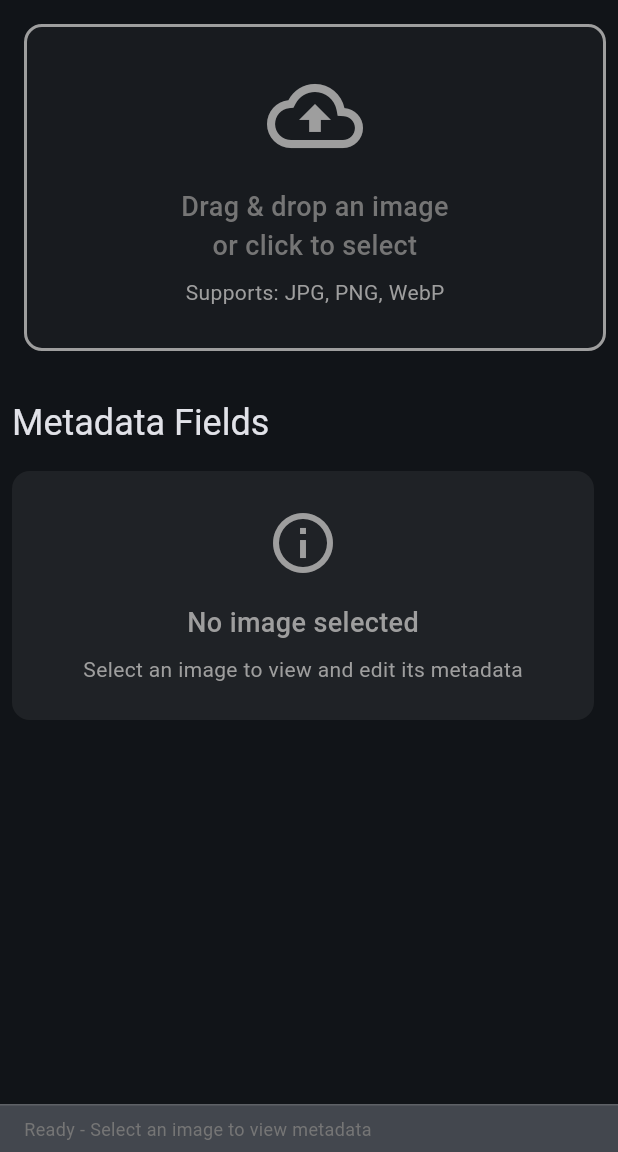
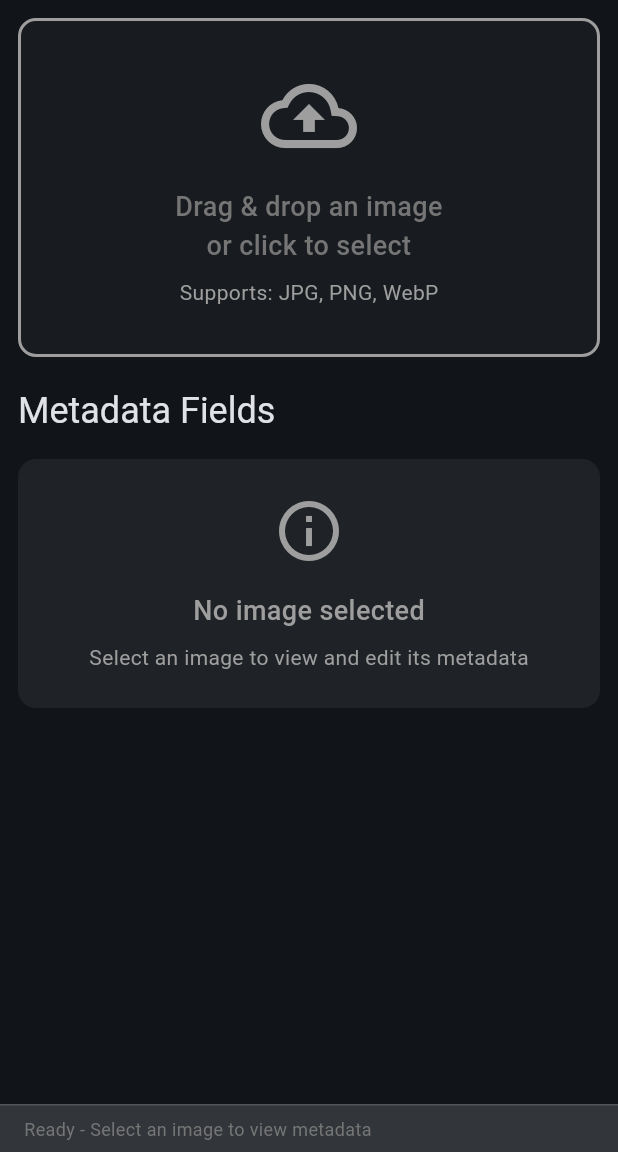
Before and after one commit to DraconicDragon/flutter_meta_edit, a Flutter app: the screen it shows after launch, on a phone screen of 412 x 824 dp, the part 84-1236 px from its top. Run offline on Flutter 3.47's test engine with Material 3 defaults, Android fonts, the phone set to English and light mode, and no system bars; our stand-ins replace file_picker, shared_preferences; missing offline and left inert: desktop_drop, exif.

Commit message:
more ux improvements

```diff
--- a/lib/main.dart
+++ b/lib/main.dart
@@ -569,11 +569,11 @@ class _MetaEditHomePageState extends State<MetaEditHomePage> {
           Expanded(
             child: LayoutBuilder(
               builder: (BuildContext context, BoxConstraints constraints) {
-                final bool useVerticalLayout = constraints.maxWidth < 800;
+                final bool useVerticalLayout = constraints.maxWidth < 825;
 
                 Widget buildImagePickerSection() {
                   return Container(
-                    margin: const EdgeInsets.fromLTRB(16, 16, 8, 16),
+                    margin: const EdgeInsets.fromLTRB(12, 12, 12, 12),
                     child: DropTarget(
                       onDragEntered: (details) {
                         setState(() {
@@ -624,16 +624,21 @@ class _MetaEditHomePageState extends State<MetaEditHomePage> {
                                 // Image preview
                                 Expanded(
                                   flex: 3,
+                                  child: Center(
                                     child: Container(
-                                    margin: const EdgeInsets.all(8),
+                                      margin: const EdgeInsets.all(4),
+                                      constraints: const BoxConstraints(
+                                        maxHeight:
+                                            300, // You can adjust this value as needed
+                                      ),
                                       decoration: BoxDecoration(
-                                      borderRadius: BorderRadius.circular(8),
+                                        borderRadius: BorderRadius.circular(6),
                                         border: Border.all(
                                           color: Colors.grey.withOpacity(0.3),
                                         ),
                                       ),
                                       child: ClipRRect(
-                                      borderRadius: BorderRadius.circular(8),
+                                        borderRadius: BorderRadius.circular(6),
                                         child: Image.file(
                                           _selectedFile!,
                                           fit: BoxFit.contain,
@@ -645,7 +650,8 @@ class _MetaEditHomePageState extends State<MetaEditHomePage> {
                                                   ),
                                                   child: const Column(
                                                     mainAxisAlignment:
-                                                      MainAxisAlignment.center,
+                                                        MainAxisAlignment
+                                                            .center,
                                                     children: [
                                                       Icon(
                                                         Icons.error_outline,
@@ -663,13 +669,14 @@ class _MetaEditHomePageState extends State<MetaEditHomePage> {
                                       ),
                                     ),
                                   ),
-                                const SizedBox(height: 16),
+                                ),
+                                const SizedBox(height: 0),
                                 // File info
                                 Container(
-                                  padding: const EdgeInsets.all(12),
+                                  padding: const EdgeInsets.all(6),
                                   decoration: BoxDecoration(
                                     color: Colors.green.withOpacity(0.1),
-                                    borderRadius: BorderRadius.circular(8),
+                                    borderRadius: BorderRadius.circular(6),
                                     border: Border.all(
                                       color: Colors.green.withOpacity(0.3),
                                     ),
@@ -683,7 +690,7 @@ class _MetaEditHomePageState extends State<MetaEditHomePage> {
                                             color: Colors.green,
                                             size: 20,
                                           ),
-                                          const SizedBox(width: 8),
+                                          const SizedBox(width: 6),
                                           Expanded(
                                             child: Text(
                                               path.basename(
@@ -698,7 +705,7 @@ class _MetaEditHomePageState extends State<MetaEditHomePage> {
                                           ),
                                         ],
                                       ),
-                                      const SizedBox(height: 4),
+                                      const SizedBox(height: 2),
                                       Row(
                                         children: [
                                           Text(
@@ -762,7 +769,7 @@ class _MetaEditHomePageState extends State<MetaEditHomePage> {
 
                 Widget buildMetadataSection() {
                   return Container(
-                    margin: const EdgeInsets.fromLTRB(8, 16, 16, 16),
+                    margin: const EdgeInsets.fromLTRB(12, 8, 12, 12),
                     child: Column(
                       crossAxisAlignment: CrossAxisAlignment.start,
                       children: [
@@ -1048,7 +1055,7 @@ class _MetaEditHomePageState extends State<MetaEditHomePage> {
           Container(
             height: 32,
             decoration: BoxDecoration(
-              color: Theme.of(context).colorScheme.surfaceVariant,
+              color: Theme.of(context).colorScheme.surfaceContainerHighest,
               border: Border(
                 top: BorderSide(color: Colors.grey.withOpacity(0.3)),
               ),
```
Lines whose indentation alone changed are shown as unchanged.
